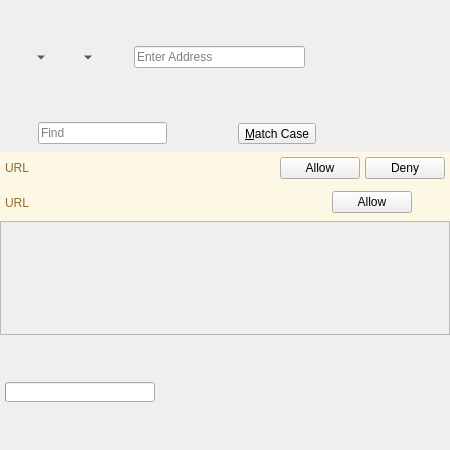
Old version of the form 2.x/UI/dooble_page.ui in the repository textbrowser/dooble.
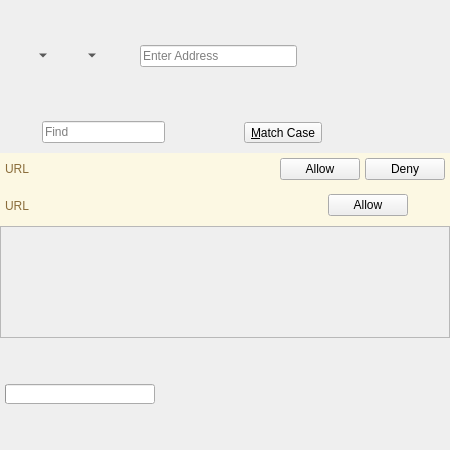
New version of the form. Custom widgets are drawn as their Qt base class.

What changed in the file:
```diff
--- a/2.x/UI/dooble_page.ui
+++ b/2.x/UI/dooble_page.ui
@@ -57,8 +57,8 @@
         </property>
         <property name="iconSize">
          <size>
-          <width>22</width>
-          <height>22</height>
+          <width>24</width>
+          <height>24</height>
          </size>
         </property>
         <property name="popupMode">
@@ -79,8 +79,8 @@
         </property>
         <property name="iconSize">
          <size>
-          <width>22</width>
-          <height>22</height>
+          <width>24</width>
+          <height>24</height>
          </size>
         </property>
         <property name="popupMode">
@@ -101,8 +101,8 @@
         </property>
         <property name="iconSize">
          <size>
-          <width>22</width>
-          <height>22</height>
+          <width>24</width>
+          <height>24</height>
          </size>
         </property>
         <property name="autoRaise">
@@ -127,8 +127,8 @@
         </property>
         <property name="iconSize">
          <size>
-          <width>22</width>
-          <height>22</height>
+          <width>24</width>
+          <height>24</height>
          </size>
         </property>
         <property name="checkable">
@@ -149,8 +149,8 @@
         </property>
         <property name="iconSize">
          <size>
-          <width>22</width>
-          <height>22</height>
+          <width>24</width>
+          <height>24</height>
          </size>
         </property>
         <property name="autoRaise">
@@ -168,8 +168,8 @@
         </property>
         <property name="iconSize">
          <size>
-          <width>22</width>
-          <height>22</height>
+          <width>24</width>
+          <height>24</height>
          </size>
         </property>
         <property name="checkable">
@@ -190,8 +190,8 @@
         </property>
         <property name="iconSize">
          <size>
-          <width>22</width>
-          <height>22</height>
+          <width>24</width>
+          <height>24</height>
          </size>
         </property>
         <property name="checkable">
@@ -239,8 +239,8 @@
         </property>
         <property name="iconSize">
          <size>
-          <width>20</width>
-          <height>20</height>
+          <width>24</width>
+          <height>24</height>
          </size>
         </property>
         <property name="autoRaise">
@@ -265,8 +265,8 @@
         </property>
         <property name="iconSize">
          <size>
-          <width>20</width>
-          <height>20</height>
+          <width>24</width>
+          <height>24</height>
          </size>
         </property>
         <property name="autoRaise">
@@ -281,8 +281,8 @@
         </property>
         <property name="iconSize">
          <size>
-          <width>20</width>
-          <height>20</height>
+          <width>24</width>
+          <height>24</height>
          </size>
         </property>
         <property name="autoRaise">
@@ -456,8 +456,8 @@
         </property>
         <property name="iconSize">
          <size>
-          <width>20</width>
-          <height>20</height>
+          <width>24</width>
+          <height>24</height>
          </size>
         </property>
         <property name="autoRaise">
```
Left out of the diff: 90 changed lines with no effect on the pictures.
